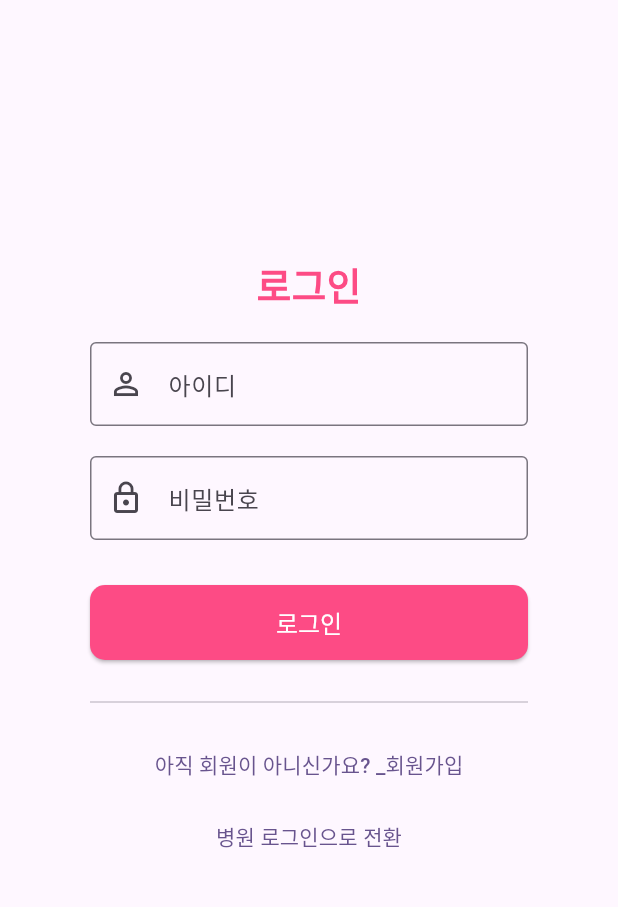
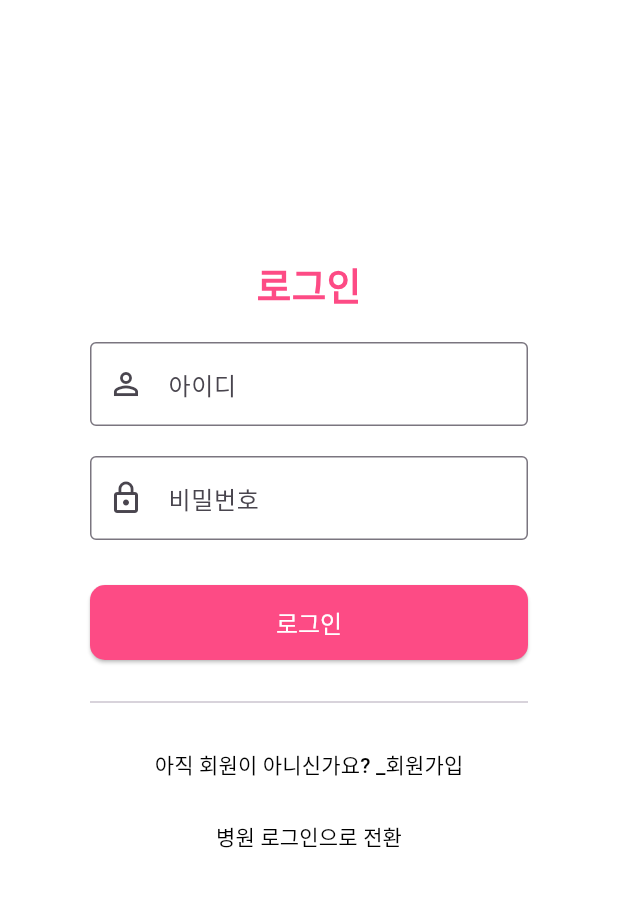
Before and after one commit to minwoo817/heartguard_project_app, a Flutter app: the Hlogin screen opened directly, after a tap on "사용자 로그인으로 전환", after a tap on "아직 회원이 아니신가요? _회원가입", after a tap on "이미 가입된 사용자 이면 _로그인", on a phone screen of 412 x 824 dp, the part 105-1012 px from its top. Run offline on Flutter 3.47's test engine with Material 3 defaults, Android fonts, the phone set to English and light mode, and no system bars; our stand-ins replace dio, fluttertoast, geolocator, image_picker, permission_handler, shared_preferences; missing offline and left inert: flutter_naver_map, get_phone_number; accounts and stored records are empty.

Commit message:
05/09 chore 배경색 변경

```diff
--- a/lib/HeartGuard/hospital/hlogin.dart
+++ b/lib/HeartGuard/hospital/hlogin.dart
@@ -42,6 +42,7 @@ class _HloginState extends State<Hlogin> {
   @override
   Widget build(BuildContext context) {
     return Scaffold(
+      backgroundColor: Colors.white,
       appBar: HospitalMyAppbar(),
       body: Center(
         child: Container(
@@ -93,7 +94,7 @@ class _HloginState extends State<Hlogin> {
                   Navigator.pushReplacement(
                       context, MaterialPageRoute(builder: (context) => Login()));
                 },
-                child: Text("사용자 로그인으로 전환", style: TextStyle(fontSize: 14)),
+                child: Text("사용자 로그인으로 전환", style: TextStyle(fontSize: 14, color: Colors.black)),
               ),
             ],
           ),
--- a/lib/HeartGuard/layout/adminhome.dart
+++ b/lib/HeartGuard/layout/adminhome.dart
@@ -11,6 +11,7 @@ class _AdminHomeState extends State<AdminHome> {
   @override
   Widget build(BuildContext context) {
     return Scaffold(
+
       appBar: AdminAppBar(),
       backgroundColor: Color(0xFFfef7ff),
       body: SingleChildScrollView(
--- a/lib/HeartGuard/layout/usermanagepage.dart
+++ b/lib/HeartGuard/layout/usermanagepage.dart
@@ -137,6 +137,7 @@ class _UserManagePageState extends State<UserManagePage> {
   @override
   Widget build(BuildContext context) {
     return Scaffold(
+      backgroundColor: Colors.white,
       appBar: AdminAppBar(),
       body: Padding(
         padding: const EdgeInsets.all(16.0),
--- a/lib/HeartGuard/user/login.dart
+++ b/lib/HeartGuard/user/login.dart
@@ -48,6 +48,7 @@ class _LoginState extends State<Login> {
   @override
   Widget build(BuildContext context) {
     return Scaffold(
+      backgroundColor: Colors.white,
       appBar: MyAppBar(),
       body: Center(
         child: Container(
@@ -99,14 +100,14 @@ class _LoginState extends State<Login> {
                   Navigator.pushReplacement(
                       context, MaterialPageRoute(builder: (context) => Signup()));
                 },
-                child: Text("아직 회원이 아니신가요? _회원가입", style: TextStyle(fontSize: 14)),
+                child: Text("아직 회원이 아니신가요? _회원가입", style: TextStyle(fontSize: 14, color: Colors.black)),
               ),
               TextButton(
                 onPressed: () {
                   Navigator.pushReplacement(
                       context, MaterialPageRoute(builder: (context) => Hlogin()));
                 },
-                child: Text("병원 로그인으로 전환", style: TextStyle(fontSize: 14)),
+                child: Text("병원 로그인으로 전환", style: TextStyle(fontSize: 14, color: Colors.black)),
               ),
             ],
           ),
--- a/lib/HeartGuard/user/signup.dart
+++ b/lib/HeartGuard/user/signup.dart
@@ -80,6 +80,7 @@ class _SignupState extends State<Signup> {
   @override
   Widget build(BuildContext context) {
     return Scaffold(
+      backgroundColor: Colors.white,
       appBar: MyAppBar(),
       body: Center(
         child: Container(
```
